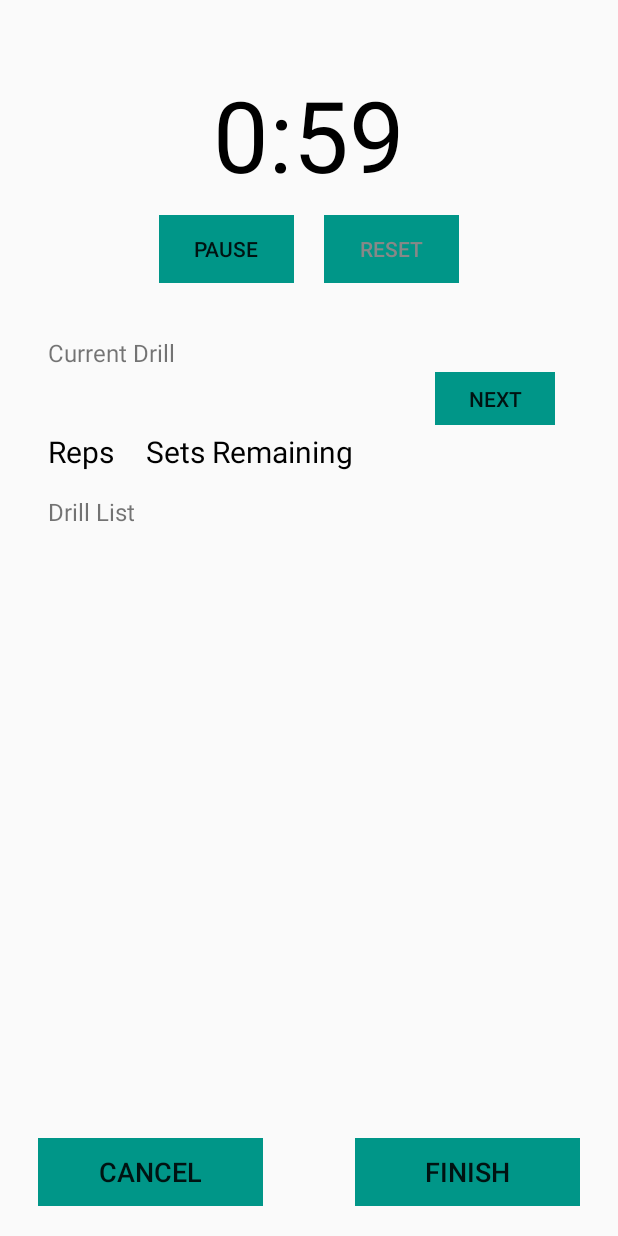
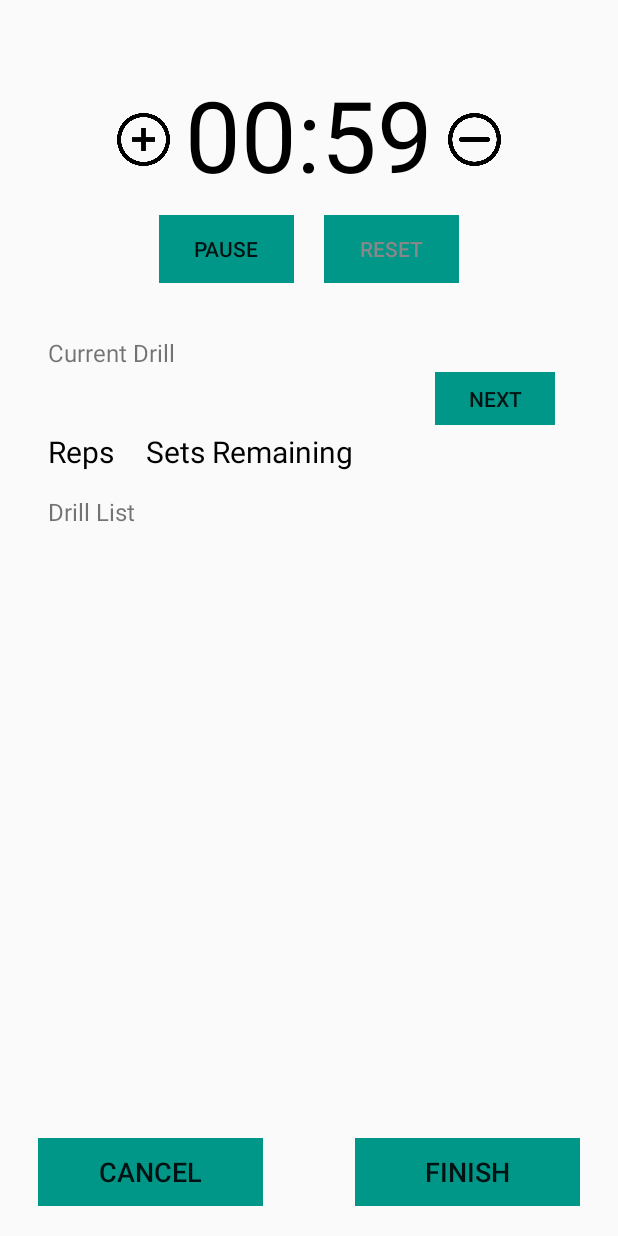
Before and after one commit to MishelK/Workout-Tracker, an Android app: the WorkoutScreen screen opened directly, with no data from a screen before it, after a tap on "START", on a phone screen of 412 x 824 dp. Run offline under Robolectric (Android 15) with nearby library versions, the light colour scheme and no system bars.

Commit message:
Timer adjust buttons added
- Added Plus and Minus buttons that control the start timer of the timer in 10 second intervals
- Plus and Minus buttons will not work when timer is running

```diff
--- a/app/src/main/java/com/example/workoutTracker/Activities/WorkoutScreen.java
+++ b/app/src/main/java/com/example/workoutTracker/Activities/WorkoutScreen.java
@@ -32,7 +32,7 @@ public class WorkoutScreen extends AppCompatActivity {
     public static final String WORKOUT_ID = "workout_id";
 
     TextView countdownTv, setsRemainingTv;
-    Button btnCountdownStartPause, btnCountdownReset, btnCurrentDrillNext, btnCancelWorkout, btnFinishWorkout;
+    Button btnCountdownStartPause, btnCountdownReset, btnTimerPlus, btnTimerMinus, btnCurrentDrillNext, btnCancelWorkout, btnFinishWorkout;
 
     CountDownTimer countDownTimer;
     long startTimeInMillis = 60000; // 1 Min
@@ -72,6 +72,30 @@ public class WorkoutScreen extends AppCompatActivity {
             public void onClick(View v) {
                 if(!timerRunning)
                     resetTimer();
+            }
+        });
+
+        btnTimerPlus = findViewById(R.id.btn_timer_plus);
+        btnTimerMinus = findViewById(R.id.btn_timer_minus);
+        btnTimerPlus.setOnClickListener(new View.OnClickListener() {
+            @Override
+            public void onClick(View v) {
+                if(!timerRunning){
+                    timeLeftInMillis += 10000;
+                    startTimeInMillis += 10000;
+                    updateTimer();
+                }
+
+            }
+        });
+        btnTimerMinus.setOnClickListener(new View.OnClickListener() {
+            @Override
+            public void onClick(View v) {
+                if(!timerRunning && startTimeInMillis > 0){
+                    timeLeftInMillis -= 10000;
+                    startTimeInMillis -= 10000;
+                    updateTimer();
+                }
             }
         });
 
@@ -226,8 +250,9 @@ public class WorkoutScreen extends AppCompatActivity {
         int minutes = (int) timeLeftInMillis / 60000;
         int seconds = (int) timeLeftInMillis % 60000 / 1000; // after performing % and removing time left in minutes we divide by 1000 to we have the number of seconds left
 
-        String timeLeftText;
-        timeLeftText = "" + minutes;
+        String timeLeftText = "";
+        if (minutes < 10) timeLeftText += "0";
+        timeLeftText += "" + minutes;
         timeLeftText += ":";
         if (seconds < 10) timeLeftText += "0";
         timeLeftText += seconds;
--- a/app/src/main/res/layout/activity_workoutscreen.xml
+++ b/app/src/main/res/layout/activity_workoutscreen.xml
@@ -11,7 +11,27 @@
         android:textSize="66sp"
         android:layout_centerHorizontal="true"
         android:layout_marginTop="45dp"
-        android:textColor="#000000"/>
+        android:textColor="#000000"
+        android:text="10:00"
+        android:textAlignment="center"/>
+
+    <Button
+        android:id="@+id/btn_timer_plus"
+        android:layout_width="35dp"
+        android:layout_height="35dp"
+        android:background="@drawable/plus"
+        android:layout_toStartOf="@id/tv_timer"
+        android:layout_marginTop="75dp"
+        android:layout_marginEnd="10dp"/>
+
+    <Button
+        android:id="@+id/btn_timer_minus"
+        android:layout_width="35dp"
+        android:layout_height="35dp"
+        android:background="@drawable/minus"
+        android:layout_toEndOf="@id/tv_timer"
+        android:layout_marginTop="75dp"
+        android:layout_marginStart="10dp"/>
 
     <RelativeLayout
         android:id="@+id/rl_timer_button_layout"
```
Also changed, not shown: app/src/main/res/drawable/minus.png (added), app/src/main/res/drawable/plus.png (added).
